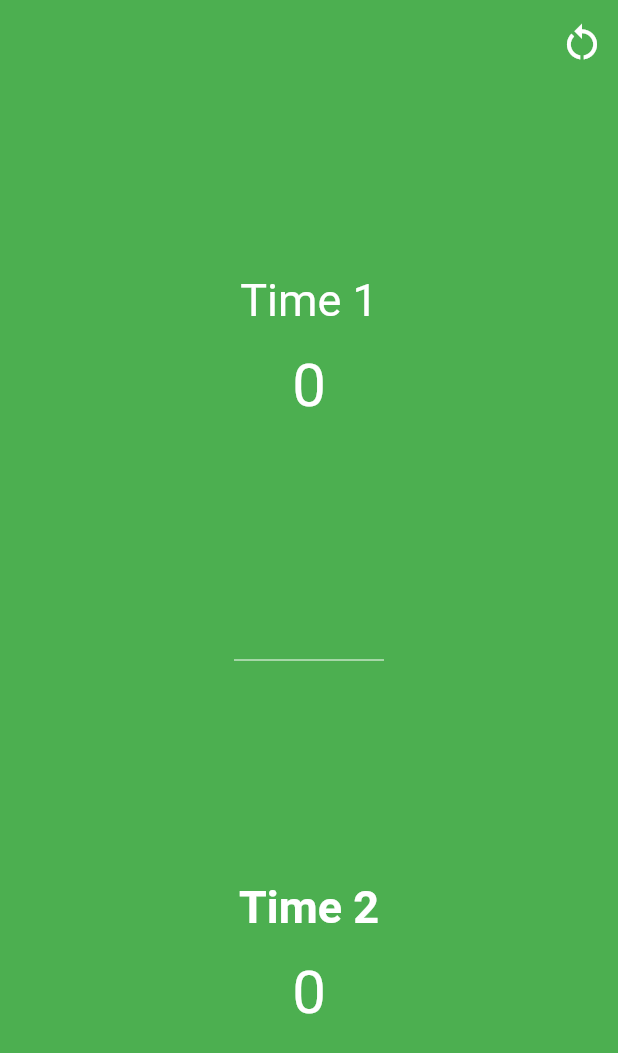
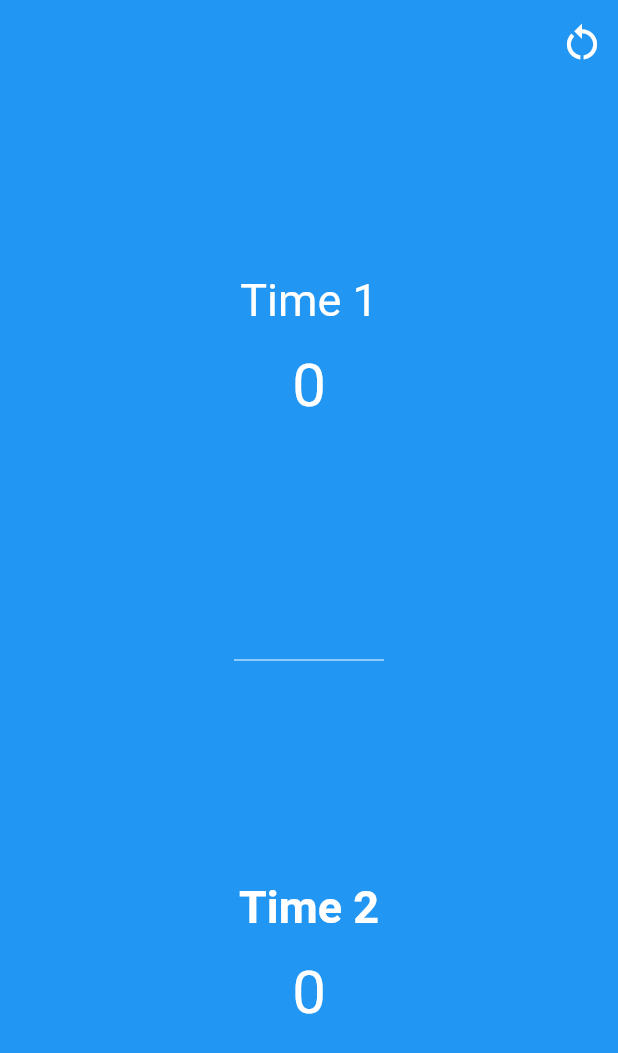
Before and after one commit to Moura14/placar_aplication-flutter, a Flutter app: the screen it shows after launch, on a phone screen of 412 x 824 dp. Shown: the top 1053 px of the screen. Run offline on Flutter 3.47's test engine with Material 2 defaults, Android fonts, the phone set to English and light mode, and no system bars.

Commit message:
finalizaçâo do projeto

```diff
--- a/lib/main.dart
+++ b/lib/main.dart
@@ -69,7 +69,7 @@ class _HomePageState extends State<HomePage> {
     return Scaffold(
       appBar: AppBar(
         elevation: 0,
-        backgroundColor: Colors.green,
+        backgroundColor: Colors.blue,
         actions: [
           IconButton(
             iconSize: 30,
@@ -80,7 +80,7 @@ class _HomePageState extends State<HomePage> {
           )
         ],
       ),
-      backgroundColor: Colors.green,
+      backgroundColor: Colors.blue,
       body: OrientationBuilder(
         builder: (context, orientation) {
           return orientation == Orientation.landscape
@@ -174,7 +174,7 @@ class _HomePageState extends State<HomePage> {
                         },
                         child: Container(
                           width: MediaQuery.of(context).size.width,
-                          color: Colors.green,
+                          color: Colors.blue,
                           child: Column(
                             mainAxisAlignment: MainAxisAlignment.center,
                             crossAxisAlignment: CrossAxisAlignment.center,
@@ -216,7 +216,7 @@ class _HomePageState extends State<HomePage> {
                         },
                         child: Container(
                           width: MediaQuery.of(context).size.width,
-                          color: Colors.green,
+                          color: Colors.blue,
                           child: Column(
                               mainAxisAlignment: MainAxisAlignment.center,
                               children: [
```
